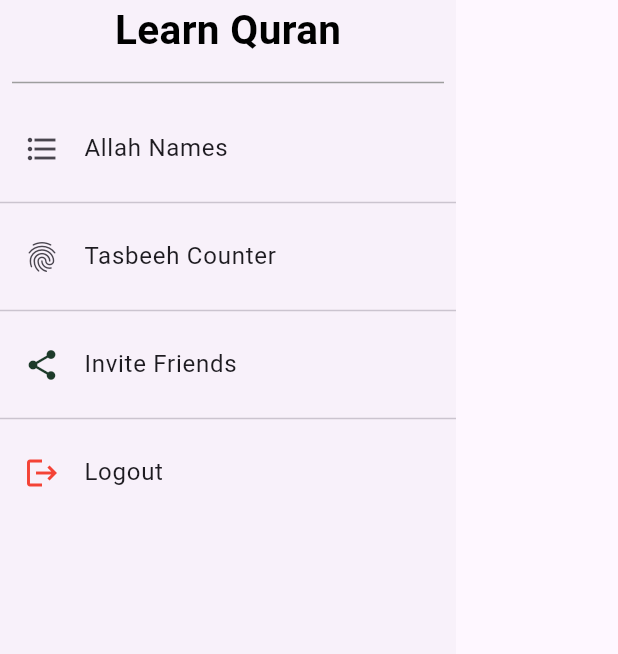
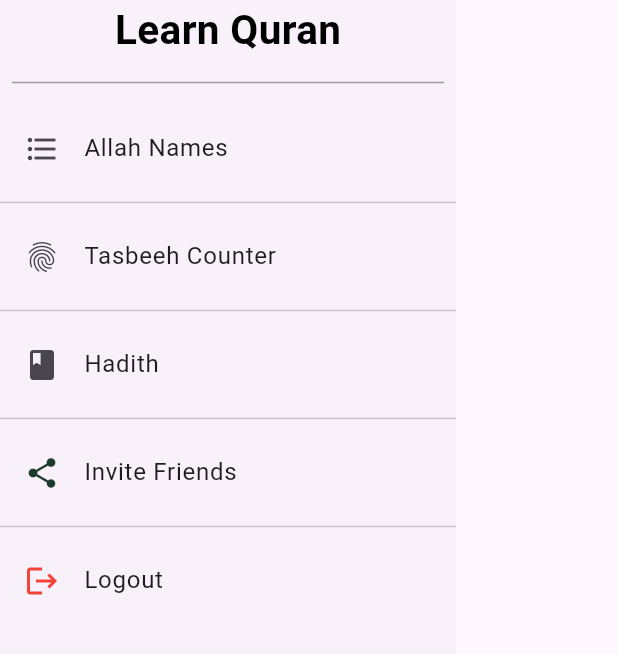
Before and after one commit to fwdAndroid/bangla_quran, a Flutter app: the DrawerWidget widget shown alone on an empty page, opened directly, on a phone screen of 412 x 824 dp, the part 240-894 px from its top. Run offline on Flutter 3.47's test engine with Material 3 defaults, Android fonts, the light colour scheme and no system bars; our stand-ins replace cloud_firestore, firebase_auth, firebase_core, flutter_svg, geocoding, geolocator and 6 more; missing offline and left inert: flutter_qiblah; accounts and stored records are empty; network calls fail.

Commit message:
Hadith Added

```diff
--- /dev/null
+++ b/lib/model/hadith_model.dart
@@ -0,0 +1,24 @@
+class Hadith {
+  final String arabic;
+  final String english;
+  final String urdu;
+  final String reference;
+
+  Hadith({
+    required this.arabic,
+    required this.english,
+    required this.urdu,
+    required this.reference,
+  });
+
+  factory Hadith.fromJson(Map<String, dynamic> json) {
+    return Hadith(
+      arabic: json['hadithArabic'] ?? '',
+      english: json['hadithEnglish'] ?? '',
+      urdu: json['hadithUrdu'] ?? '',
+      reference: json['bookSlug'] != null && json['hadithNumber'] != null
+          ? "${json['bookSlug']} #${json['hadithNumber']}"
+          : '',
+    );
+  }
+}
--- a/lib/widgets/drawer_widget.dart
+++ b/lib/widgets/drawer_widget.dart
@@ -1,3 +1,4 @@
+import 'package:bangla_quran/screens/drawer_pages/hadith_screen.dart';
 import 'package:flutter/material.dart';
 import 'package:bangla_quran/screens/drawer_pages/allah_names.dart';
 import 'package:bangla_quran/screens/drawer_pages/tasbeeh_counter.dart';
@@ -75,6 +76,18 @@ class _DrawerWidgetState extends State<DrawerWidget>
           Divider(),
 
           ListTile(
+            leading: Icon(Icons.book),
+            title: Text('Hadith'),
+            onTap: () {
+              Navigator.push(
+                context,
+                MaterialPageRoute(builder: (context) => HadithScreen()),
+              );
+            },
+          ),
+          Divider(),
+
+          ListTile(
             onTap: () {
               shareApp();
             },
```
Also changed, not shown: lib/screens/drawer_pages/hadith_screen.dart (added, +130 -0 lines), lib/services/hadith_service.dart (added, +33 -0 lines).
